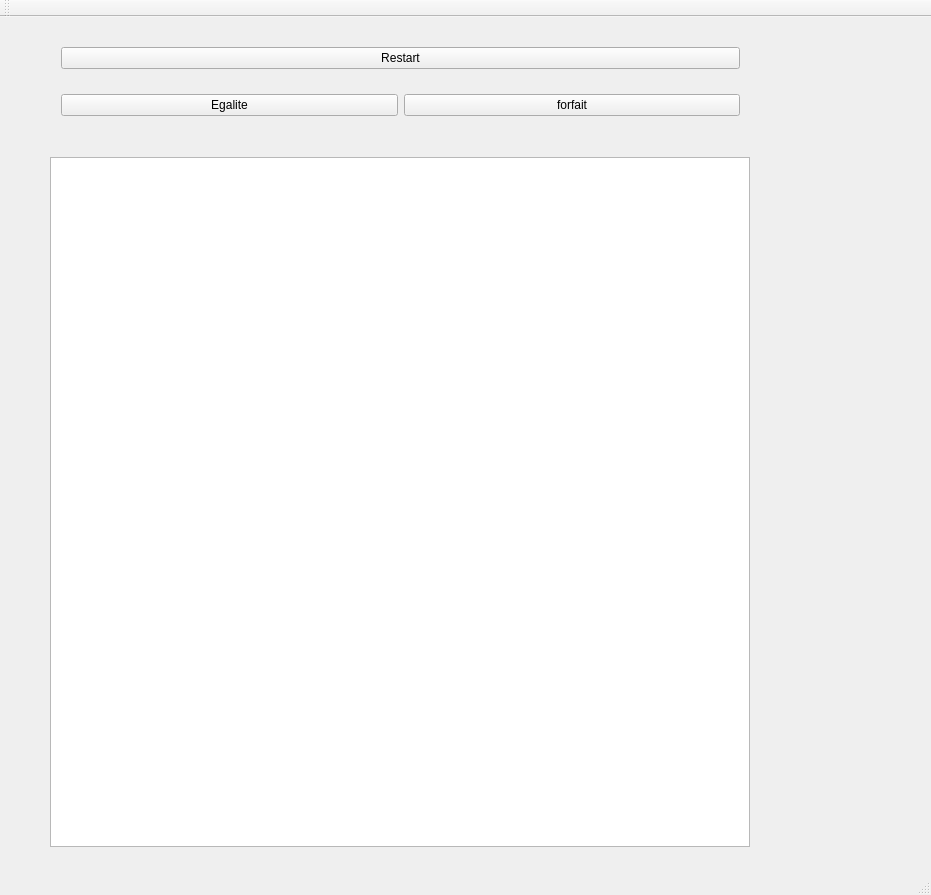
Above: mainwindow.ui from Y-codercreator/Code_Dame before the change. Below: the same form after it.
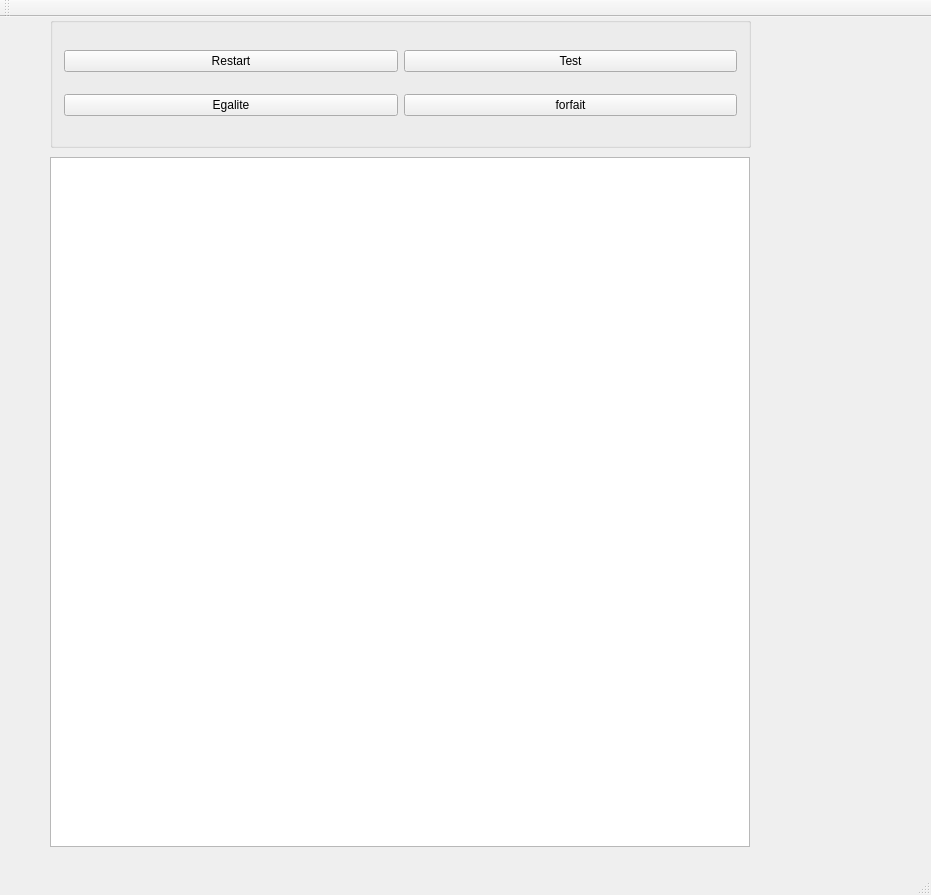
That is the form after the change.

Diff of the .ui file:
```diff
--- a/mainwindow.ui
+++ b/mainwindow.ui
@@ -36,7 +36,7 @@
      </size>
     </property>
    </widget>
-   <widget class="QWidget" name="verticalLayoutWidget">
+   <widget class="QGroupBox" name="verticalGroupBox">
     <property name="geometry">
      <rect>
       <x>50</x>
@@ -47,6 +47,8 @@
     </property>
     <layout class="QVBoxLayout" name="verticalLayout">
      <item>
+      <layout class="QHBoxLayout" name="horizontalLayout_2">
+       <item>
       <widget class="QPushButton" name="btnRestart">
        <property name="text">
         <string>Restart</string>
@@ -54,6 +56,15 @@
       </widget>
      </item>
      <item>
+        <widget class="QPushButton" name="btnTest">
+         <property name="text">
+          <string>Test</string>
+         </property>
+        </widget>
+       </item>
+      </layout>
+     </item>
+     <item>
       <layout class="QHBoxLayout" name="horizontalLayout">
        <item>
         <widget class="QPushButton" name="btnEgalite">
```
Left out of the diff: 2 changed lines with no effect on the pictures. Lines whose indentation alone changed are shown as unchanged.
